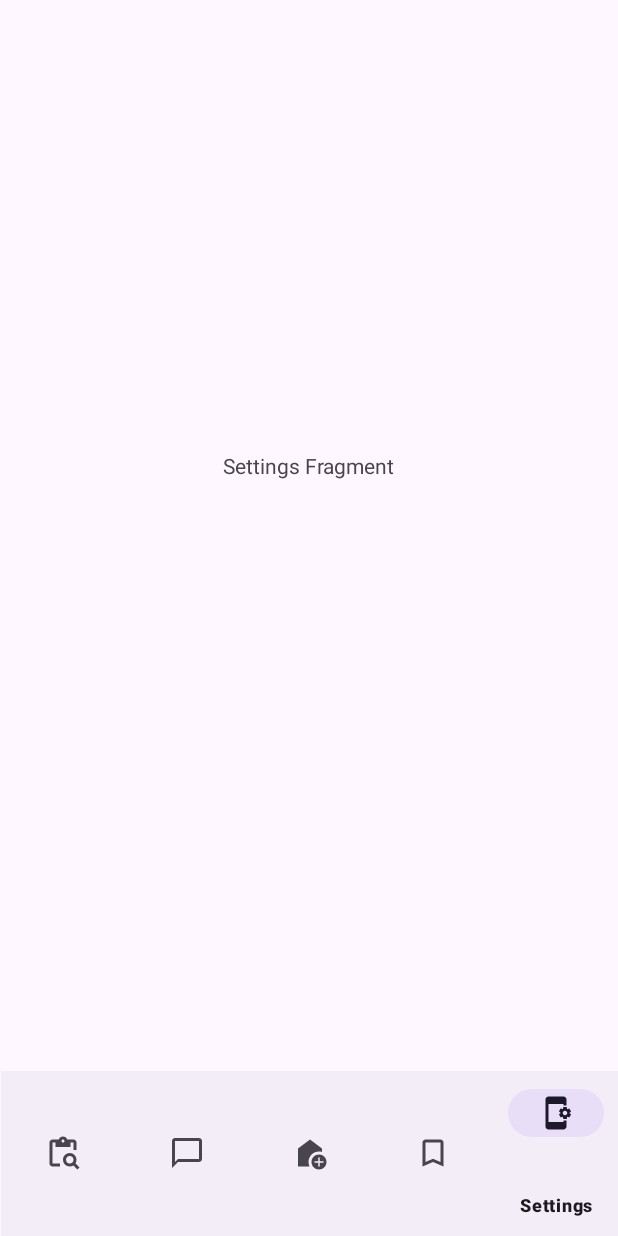
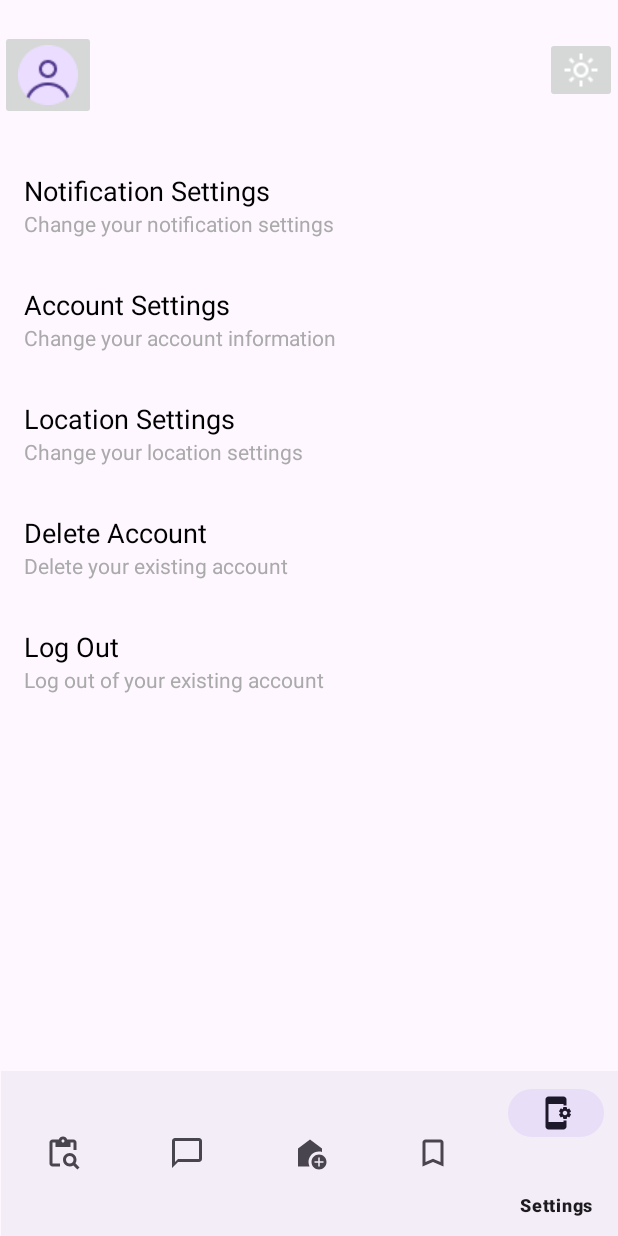
Before and after one commit to Codydeath78/PURPLEBUNNYFINALPROJECTCS481, an Android app: the screen it shows after launch (MainActivity), item 5 of the bottom bar chosen, on a phone screen of 412 x 824 dp. Run offline under Robolectric (Android 15) with nearby library versions, the phone set to English and light mode, and no system bars.

Commit message:
updated all fragments

```diff
--- a/app/src/main/java/com/example/purplebunnyteam/MainActivity.kt
+++ b/app/src/main/java/com/example/purplebunnyteam/MainActivity.kt
@@ -24,10 +24,8 @@ class MainActivity : AppCompatActivity() {
         val chatFragment = ChatFragment()
         val settingsFragment = SettingsFragment()
         val bookmarkFragment = BookmarkFragment()
-
-
         changeFragment(homeFragment)
-
+        findViewById<BottomNavigationView>(R.id.bottom_nav).selectedItemId = R.id.ic_home
         findViewById<BottomNavigationView>(R.id.bottom_nav).setOnItemSelectedListener { item ->
             when (item.itemId) {
                 R.id.ic_home -> {
--- /dev/null
+++ b/app/src/main/java/com/example/purplebunnyteam/SettingsAdapter.kt
@@ -0,0 +1,32 @@
+package com.example.purplebunnyteam
+
+import android.view.LayoutInflater
+import android.view.View
+import android.view.ViewGroup
+import android.widget.TextView
+import androidx.recyclerview.widget.RecyclerView
+
+class SettingsAdapter(private val settingsList: List<SettingsItem>) :
+    RecyclerView.Adapter<SettingsAdapter.SettingsViewHolder>() {
+
+    class SettingsViewHolder(view: View) : RecyclerView.ViewHolder(view) {
+        val titleTextView: TextView = view.findViewById(R.id.titleTextView)
+        val subTitleTextView: TextView = view.findViewById(R.id.subTitleTextView)
+    }
+
+    override fun onCreateViewHolder(parent: ViewGroup, viewType: Int): SettingsViewHolder {
+        val view = LayoutInflater.from(parent.context)
+            .inflate(R.layout.item_settings, parent, false)
+        return SettingsViewHolder(view)
+    }
+
+    override fun onBindViewHolder(holder: SettingsViewHolder, position: Int) {
+        val item = settingsList[position]
+        holder.titleTextView.text = item.title
+        holder.subTitleTextView.text = item.subtitle
+    }
+
+    override fun getItemCount(): Int {
+        return settingsList.size
+    }
+}
--- /dev/null
+++ b/app/src/main/java/com/example/purplebunnyteam/SettingsItem.kt
@@ -0,0 +1,6 @@
+package com.example.purplebunnyteam
+
+data class SettingsItem(
+    val title: String,
+    val subtitle: String
+)
--- a/app/src/main/java/com/example/purplebunnyteam/fragments/SettingsFragment.kt
+++ b/app/src/main/java/com/example/purplebunnyteam/fragments/SettingsFragment.kt
@@ -6,55 +6,36 @@ import android.view.LayoutInflater
 import android.view.View
 import android.view.ViewGroup
 import com.example.purplebunnyteam.R
+import androidx.recyclerview.widget.LinearLayoutManager
+import androidx.recyclerview.widget.RecyclerView
+import com.example.purplebunnyteam.SettingsAdapter
+import com.example.purplebunnyteam.SettingsItem
 
-// TODO: Rename parameter arguments, choose names that match
-// the fragment initialization parameters, e.g. ARG_ITEM_NUMBER
-private const val ARG_PARAM1 = "param1"
-private const val ARG_PARAM2 = "param2"
+class SettingsFragment : Fragment() {
 
-/**
- * A simple [Fragment] subclass.
- * Use the [SettingsFragment.newInstance] factory method to
- * create an instance of this fragment.
- */
-class SettingsFragment : Fragment() {
-    // TODO: Rename and change types of parameters
-    private var param1: String? = null
-    private var param2: String? = null
-
-    override fun onCreate(savedInstanceState: Bundle?) {
-        super.onCreate(savedInstanceState)
-        arguments?.let {
-            param1 = it.getString(ARG_PARAM1)
-            param2 = it.getString(ARG_PARAM2)
-        }
-    }
+    private lateinit var settingsRecyclerView: RecyclerView
+    private lateinit var settingsAdapter: SettingsAdapter
 
     override fun onCreateView(
         inflater: LayoutInflater, container: ViewGroup?,
         savedInstanceState: Bundle?
     ): View? {
-        // Inflate the layout for this fragment
-        return inflater.inflate(R.layout.fragment_settings, container, false)
-    }
+        val view = inflater.inflate(R.layout.fragment_settings, container, false)
 
-    companion object {
-        /**
-         * Use this factory method to create a new instance of
-         * this fragment using the provided parameters.
-         *
-         * @param param1 Parameter 1.
-         * @param param2 Parameter 2.
-         * @return A new instance of fragment SettingsFragment.
-         */
-        // TODO: Rename and change types and number of parameters
-        @JvmStatic
-        fun newInstance(param1: String, param2: String) =
-            SettingsFragment().apply {
-                arguments = Bundle().apply {
-                    putString(ARG_PARAM1, param1)
-                    putString(ARG_PARAM2, param2)
-                }
-            }
+        settingsRecyclerView = view.findViewById(R.id.settingsRecyclerView)
+        settingsRecyclerView.layoutManager = LinearLayoutManager(requireContext())
+
+        val settingsList = listOf(
+            SettingsItem("Notification Settings", "Change your notification settings"),
+            SettingsItem("Account Settings", "Change your account information"),
+            SettingsItem("Location Settings", "Change your location settings"),
+            SettingsItem("Delete Account", "Delete your existing account"),
+            SettingsItem("Log Out", "Log out of your existing account")
+        )
+
+        settingsAdapter = SettingsAdapter(settingsList)
+        settingsRecyclerView.adapter = settingsAdapter
+
+        return view
     }
 }
--- a/app/src/main/res/layout/fragment_settings.xml
+++ b/app/src/main/res/layout/fragment_settings.xml
@@ -1,15 +1,40 @@
 <?xml version="1.0" encoding="utf-8"?>
-<FrameLayout xmlns:android="http://schemas.android.com/apk/res/android"
+<LinearLayout
+    xmlns:android="http://schemas.android.com/apk/res/android"
+    xmlns:app="http://schemas.android.com/apk/res-auto"
     xmlns:tools="http://schemas.android.com/tools"
     android:layout_width="match_parent"
     android:layout_height="match_parent"
+    android:orientation="vertical"
     tools:context=".fragments.SettingsFragment">
 
-    <!-- TODO: Update blank fragment layout -->
-    <TextView
+    <ImageButton
+        android:id="@+id/avatarbtn"
+        android:layout_width="wrap_content"
+        android:layout_height="wrap_content"
+        android:layout_marginTop="20dp"
+        android:contentDescription="@string/avataricon"
+        android:src="@drawable/avatar" />
+
+    <ImageButton
+        android:id="@+id/themechangebtn"
+        android:layout_width="wrap_content"
+        android:layout_height="wrap_content"
+        android:layout_gravity="end"
+        android:layout_marginTop="-55dp"
+        android:contentDescription="@string/themechangeicon"
+        android:src="@drawable/light_mode"
+        tools:ignore="ImageContrastCheck,TouchTargetSizeCheck" />
+
+
+    <androidx.recyclerview.widget.RecyclerView
+        android:id="@+id/settingsRecyclerView"
         android:layout_width="match_parent"
-        android:layout_height="match_parent"
-        android:text="@string/settings_fragment"
-        android:gravity="center"/>
+        android:layout_height="wrap_content"
+        android:layout_marginTop="20dp"
+        android:paddingTop="10dp"
+        android:paddingBottom="10dp"
+        app:layoutManager="androidx.recyclerview.widget.LinearLayoutManager" />
 
-</FrameLayout>
+
+</LinearLayout>
--- /dev/null
+++ b/app/src/main/res/layout/item_settings.xml
@@ -0,0 +1,26 @@
+<?xml version="1.0" encoding="utf-8"?>
+<LinearLayout
+    xmlns:android="http://schemas.android.com/apk/res/android"
+    xmlns:tools="http://schemas.android.com/tools"
+    android:orientation="vertical"
+    android:layout_width="match_parent"
+    android:layout_height="wrap_content"
+    android:padding="16dp">
+
+    <TextView
+        android:id="@+id/titleTextView"
+        android:layout_width="wrap_content"
+        android:layout_height="wrap_content"
+        android:textSize="18sp"
+        android:textColor="@android:color/black"
+        android:text="@string/title" />
+
+    <TextView
+        android:id="@+id/subTitleTextView"
+        android:layout_width="wrap_content"
+        android:layout_height="wrap_content"
+        android:text="@string/subtitle"
+        android:textColor="@android:color/darker_gray"
+        android:textSize="14sp"
+        tools:ignore="TextContrastCheck" />
+</LinearLayout>
--- a/app/src/main/res/values/strings.xml
+++ b/app/src/main/res/values/strings.xml
@@ -12,4 +12,14 @@
     <string name="search_fragment">Search Fragment</string>
     <string name="bookmark_fragment">Bookmark Fragment</string>
     <string name="settings_fragment">Settings Fragment</string>
+    <string name="annoucements">Annoucements:</string>
+    <string name="welcome_to_cozee">WELCOME TO COZEE</string>
+    <string name="official_logo">official logo</string>
+    <string name="themechangeicon">themechangeicon</string>
+    <string name="avataricon">avataricon</string>
+    <string name="put_fragment_in_center_to_display_conversations">Put recyclerview in center to display conversations.</string>
+    <string name="put_maps_api_in_center">Put maps API in center</string>
+    <string name="put_recyclerview_in_center_to_show_bookmarks">Put recyclerview in center to show bookmarks</string>
+    <string name="title">Title</string>
+    <string name="subtitle">Subtitle</string>
 </resources>
```
Also changed, not shown: app/src/main/res/layout/fragment_bookmark.xml (+23 -4 lines), app/src/main/res/layout/fragment_chat.xml (+24 -4 lines), app/src/main/res/layout/fragment_home.xml (+49 -7 lines), app/src/main/res/layout/fragment_search.xml (+25 -4 lines), app/src/main/res/drawable/avatar.png (added), app/src/main/res/drawable/light_mode.png (added), app/src/main/res/drawable/offical_logo.png (added).
